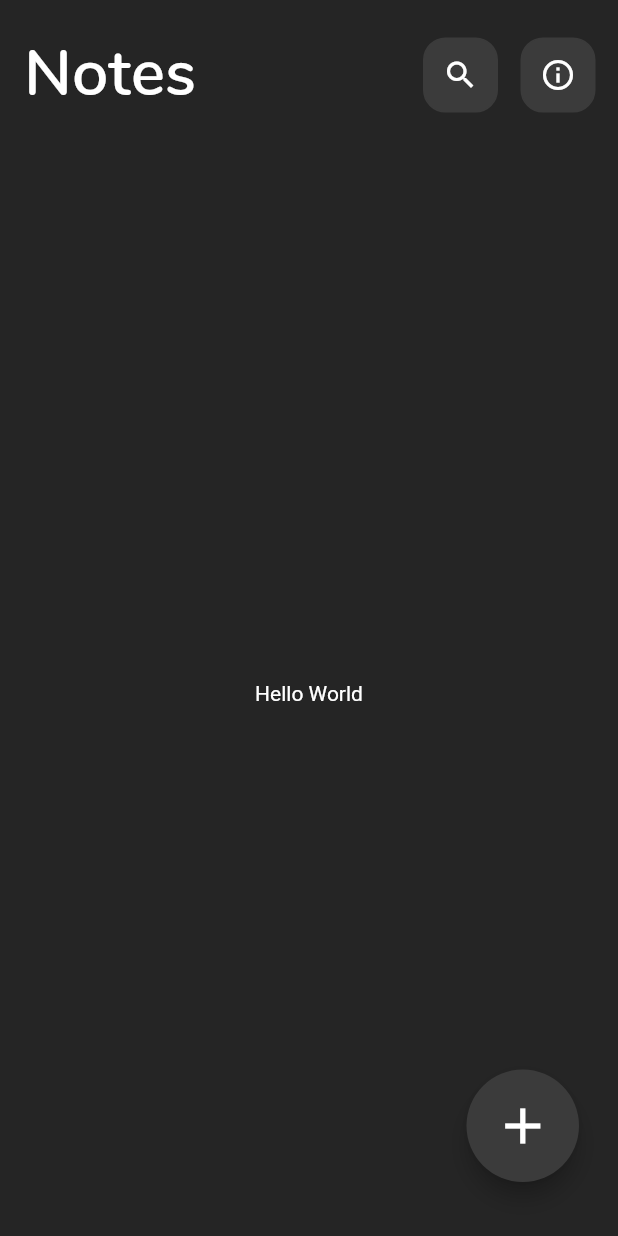
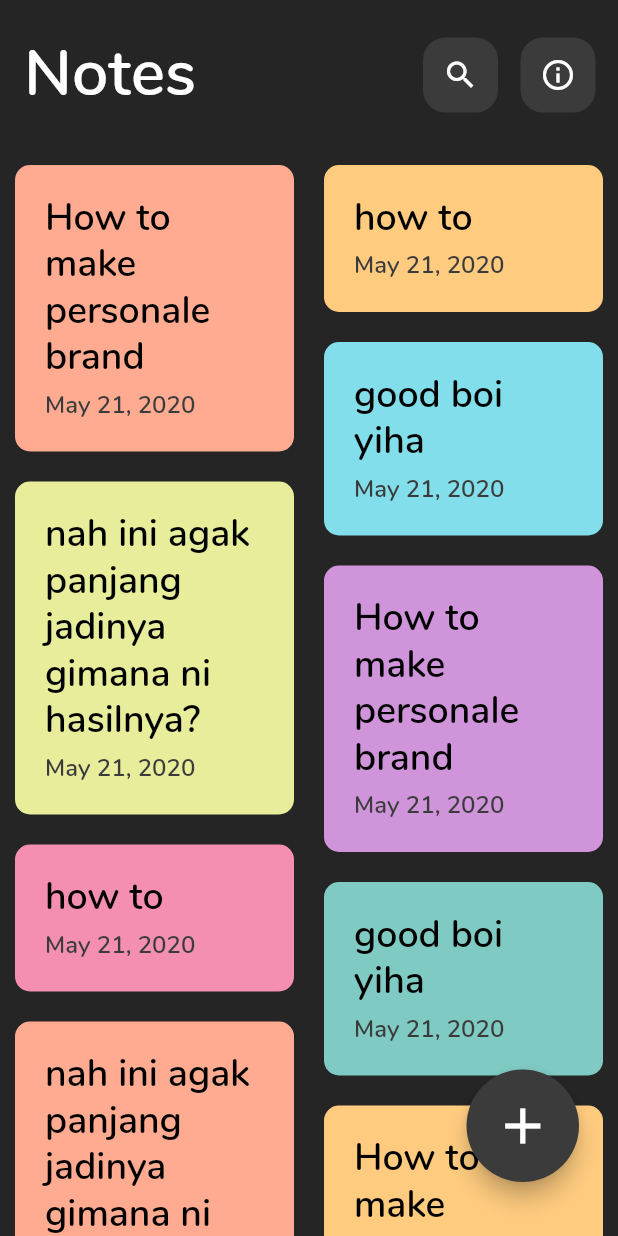
Before and after one commit to calvinandhika/simple_notes, a Flutter app: the screen it shows after launch, on a phone screen of 412 x 824 dp. Run offline on Flutter 3.47's test engine with Material 2 defaults, Android fonts, the phone set to English and light mode, and no system bars; our stand-ins replace shared_preferences.

Commit message:
homepage and card done

```diff
--- a/lib/pages/home_page.dart
+++ b/lib/pages/home_page.dart
@@ -1,7 +1,35 @@
 import 'package:flutter/material.dart';
+import 'package:flutter_staggered_grid_view/flutter_staggered_grid_view.dart';
 import 'package:shared_preferences/shared_preferences.dart';
 import 'package:simple_notes/shared/theme.dart';
 import 'package:simple_notes/widgets/custom_app_bar_button.dart';
+import 'package:simple_notes/widgets/notes_card.dart';
+
+List<String> titles = [
+  'How to make personale brand',
+  'how to',
+  'good boi yiha',
+  'nah ini agak panjang jadinya gimana ni hasilnya?',
+  'How to make personale brand',
+  'how to',
+  'good boi yiha',
+  'nah ini agak panjang jadinya gimana ni hasilnya?',
+  'How to make personale brand',
+  'how to',
+  'good boi yiha',
+  'nah ini agak panjang jadinya gimana ni hasilnya?',
+  'plepce kiga ua'
+];
+
+List<Color> colors = [
+  kPeachColor,
+  kOrangeColor,
+  kBlueColor,
+  kGreenColor,
+  kPurpleColor,
+  kPinkColor,
+  kToscaColor,
+];
 
 class SimpleNotes extends StatefulWidget {
   const SimpleNotes({Key? key}) : super(key: key);
@@ -13,6 +41,17 @@ class SimpleNotes extends StatefulWidget {
 class _SimpleNotesState extends State<SimpleNotes> {
   final Future<SharedPreferences> _prefs = SharedPreferences.getInstance();
   late Future<bool> _isDark;
+
+  Future<void> toggleTheme() async {
+    final SharedPreferences prefs = await _prefs;
+    final bool isDark = prefs.getBool('isDark') ?? true;
+
+    setState(() {
+      _isDark = prefs.setBool('isDark', !isDark).then((_) {
+        return !isDark;
+      });
+    });
+  }
 
   @override
   void initState() {
@@ -29,6 +68,7 @@ class _SimpleNotesState extends State<SimpleNotes> {
       builder: (context, snapshot) {
         if (snapshot.connectionState == ConnectionState.waiting) {
           return const MaterialApp(
+            debugShowCheckedModeBanner: false,
             home: Scaffold(
               body: Center(
                 child: CircularProgressIndicator(),
@@ -54,7 +94,7 @@ class _SimpleNotesState extends State<SimpleNotes> {
                   ),
                   CustomAppBarButton(
                     buttonIcon: const Icon(Icons.info_outline),
-                    onTap: () {},
+                    onTap: toggleTheme,
                     isDark: isDark,
                   ),
                 ],
@@ -70,12 +110,21 @@ class _SimpleNotesState extends State<SimpleNotes> {
                 ),
                 child: FloatingActionButton(
                   onPressed: () {},
-                  child: Icon(Icons.add),
+                  child: const Icon(Icons.add),
                 ),
               ),
-              body: Center(
-                child: Container(
-                  child: Text('Hello World'),
+              body: RefreshIndicator(
+                onRefresh: () async {},
+                child: MasonryGridView.count(
+                  physics: const BouncingScrollPhysics(),
+                  itemCount: titles.length,
+                  crossAxisCount: 2,
+                  itemBuilder: (context, index) {
+                    return NotesCard(
+                      title: titles[index],
+                      color: colors[index % 7],
+                    );
+                  },
                 ),
               ),
             ),
--- a/lib/shared/theme.dart
+++ b/lib/shared/theme.dart
@@ -13,15 +13,19 @@ Color kWhiteColor = const Color(0xFFFFFFFF);
 Color kDarkGreyColor = const Color(0xFF252525);
 Color kLightGreyColor = const Color(0xFF3B3B3B);
 
+TextStyle h1TextStyle = const TextStyle(
+  fontSize: 43,
+  fontWeight: FontWeight.bold,
+  fontFamily: 'Nunito',
+);
 TextStyle h2TextStyle = const TextStyle(
   fontSize: 35,
   fontWeight: FontWeight.w600,
   fontFamily: 'Nunito',
 );
-
-TextStyle h1TextStyle = const TextStyle(
-  fontSize: 43,
-  fontWeight: FontWeight.bold,
+TextStyle h3TextStyle = const TextStyle(
+  fontSize: 25,
+  fontWeight: FontWeight.w600,
   fontFamily: 'Nunito',
 );
 
--- a/lib/widgets/custom_app_bar_button.dart
+++ b/lib/widgets/custom_app_bar_button.dart
@@ -17,7 +17,9 @@ class CustomAppBarButton extends StatelessWidget {
   Widget build(BuildContext context) {
     return Center(
       child: InkWell(
-        onTap: onTap(),
+        onTap: () async {
+          return onTap();
+        },
         borderRadius: BorderRadius.circular(15),
         child: Container(
           width: 50,
--- /dev/null
+++ b/lib/widgets/notes_card.dart
@@ -0,0 +1,58 @@
+import 'package:flutter/material.dart';
+import 'package:simple_notes/pages/notes_detail_page.dart';
+import 'package:simple_notes/shared/theme.dart';
+
+class NotesCard extends StatelessWidget {
+  final String title;
+  Color? color;
+
+  NotesCard({
+    Key? key,
+    required this.title,
+    this.color,
+  }) : super(key: key);
+
+  @override
+  Widget build(BuildContext context) {
+    return GestureDetector(
+      onTap: () {
+        Navigator.push(
+          context,
+          MaterialPageRoute(
+            builder: (builder) => NotesDetailPage(),
+          ),
+        );
+      },
+      child: Container(
+        width: double.infinity,
+        margin: const EdgeInsets.all(10),
+        padding: const EdgeInsets.all(20),
+        decoration: BoxDecoration(
+          color: (color != null) ? color : kWhiteColor,
+          borderRadius: BorderRadius.circular(10),
+        ),
+        child: Column(
+          crossAxisAlignment: CrossAxisAlignment.start,
+          children: [
+            Text(
+              title,
+              style: h3TextStyle.copyWith(
+                color: kBlackColor,
+                height: 1.25,
+              ),
+            ),
+            const SizedBox(height: 5),
+            Text(
+              'May 21, 2020',
+              style: bodyTextStyle.copyWith(
+                color: kLightGreyColor,
+                fontSize: 16,
+                fontWeight: FontWeight.w600,
+              ),
+            ),
+          ],
+        ),
+      ),
+    );
+  }
+}
--- a/pubspec.yaml
+++ b/pubspec.yaml
@@ -35,6 +35,7 @@ dependencies:
   # Use with the CupertinoIcons class for iOS style icons.
   cupertino_icons: ^1.0.2
   shared_preferences: ^2.0.15
+  flutter_staggered_grid_view: ^0.6.1
 
 dev_dependencies:
   flutter_test:
```
Also changed, not shown: lib/data/model/notes_model.dart (added, +22 -0 lines), lib/pages/notes_detail_page.dart (added, +10 -0 lines), pubspec.lock.
